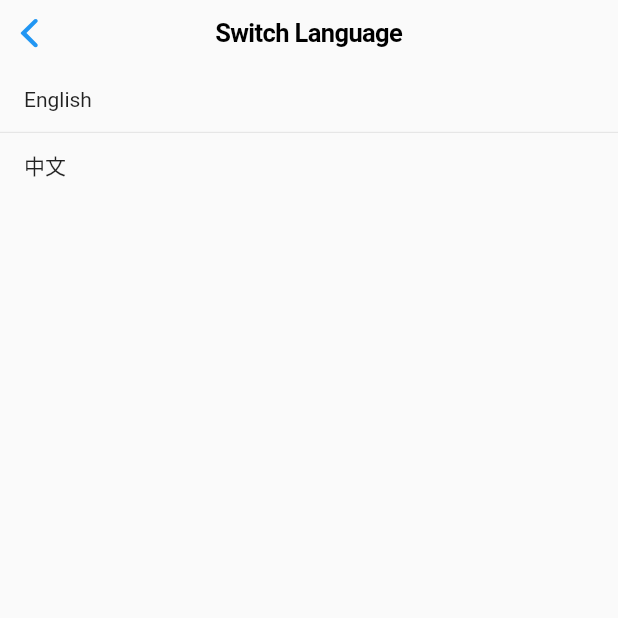
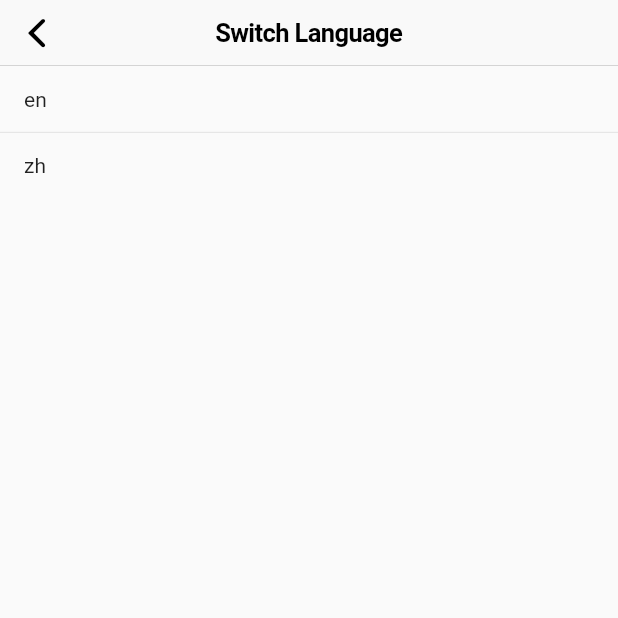
Before and after one commit to AscenX/flutter_mvvm, a Flutter app: the screen it shows after launch, after a tap on "Intl", after a tap on "Switch Language", on a phone screen of 412 x 824 dp, the top half of it. Run offline on Flutter 3.47's test engine with Material 2 defaults, Android fonts, the phone set to English and light mode, and no system bars; our stand-ins replace after_layout, dio, easy_refresh, rxdart; missing offline and left inert: rx_command; generated files the repository leaves out were written again.

Commit message:
多语言切换

```diff
--- a/lib/module/common/network/env_manager.dart
+++ b/lib/module/common/network/env_manager.dart
@@ -15,13 +15,13 @@ class EnvManager {
   static get host {
     switch (EnvManager._currentType) {
       case EnvType.dev: {
-        return 'http://localhost:3000/';
+        return 'https://httpbin.org/';
       }
       case EnvType.test: {
-        return 'test';
+        return 'https://httpbin.org/';
       }
       case EnvType.production: {
-        return 'production';
+        return 'https://httpbin.org/';
       }
     }
 
--- a/lib/module/index/index_api.dart
+++ b/lib/module/index/index_api.dart
@@ -11,11 +11,11 @@ class IndexAPI extends BaseAPI {
 
   static IndexAPI listRequest(Map<String, dynamic> params) {
 
-    return IndexAPI(path: 'list', method: HttpMethod.get, params: params);
+    return IndexAPI(path: 'get', method: HttpMethod.get, params: params);
   }
 
   static IndexAPI detailRequest(Map<String, dynamic> params) {
 
-    return IndexAPI(path: 'list', method: HttpMethod.get, params: params);
+    return IndexAPI(path: 'get', method: HttpMethod.get, params: params);
   }
 }
--- a/lib/module/intl/intl_route.dart
+++ b/lib/module/intl/intl_route.dart
@@ -11,18 +11,20 @@ class _IntlState extends State<IntlRoute> {
   @override
   Widget build(BuildContext context) {
 
-    return Padding(
+    return Container(
       padding: EdgeInsets.fromLTRB(20, 32, 20, 20),
       child: Column(
         children: [
-          Text('${S.current.current_lang}:${Localizations.maybeLocaleOf(context).toString()}'),
+          Text('${S.current.current_lang}:${S.current.currentLang}'),
           SizedBox(height: 50),
           OutlinedButton(onPressed: (){
             Navigator.of(context).push(MaterialPageRoute(builder: (ctx){
               return SwitchLangRoute();
             }));
-          }, child: Text(S.current.switch_lang))
+          }, child: Text(S.current.switch_lang)),
+          Text(S.current.test)
         ],
+
       ),
     );
   }
--- a/lib/module/intl/switch_lang_route.dart
+++ b/lib/module/intl/switch_lang_route.dart
@@ -4,25 +4,28 @@ import 'package:flutter_mvvm/generated/l10n.dart';
 import 'package:flutter_mvvm/module/common/EventBus.dart';
 
 class _SwitchLangState extends State<SwitchLangRoute> {
-  String currentLang = 'En';
-  List allLangs = ['English', '中文'];
+
 
   @override
   Widget build(BuildContext context) {
 
-    String title = S.current.switch_lang;
-
-    return CupertinoPageScaffold(
-      navigationBar: CupertinoNavigationBar(
+    return Scaffold(
+        appBar: CupertinoNavigationBar(
           middle: Text(S.current.switch_lang),
+          leading: CupertinoNavigationBarBackButton(
+              color: Colors.black,
+              onPressed: () {
+                Navigator.of(context).pop();
+              }),
+          padding: const EdgeInsetsDirectional.only(start: 5),
         ),
-        child: Container(
+        body: Container(
           child: ListView.separated(
             itemBuilder: (ctx, idx) {
               return Material(
                 child: Ink(
                   child: InkWell(
-                    onTap: (){
+                    onTap: () {
                       if (idx == 0) {
                         S.delegate.load(const Locale('en'));
                       } else {
@@ -37,14 +40,14 @@ class _SwitchLangState extends State<SwitchLangRoute> {
                       height: 44.0,
                       padding: const EdgeInsets.only(left: 16),
                       alignment: Alignment.centerLeft,
-                      child: Text(allLangs[idx]),
+                      child: Text(S.delegate.supportedLocales[idx].languageCode),
                     ),
                   ),
                 ),
               );
             },
             separatorBuilder: (ctx, idx) => const Divider(height: 0.5),
-            itemCount: allLangs.length,
+            itemCount: S.delegate.supportedLocales.length,
           ),
         ));
   }
```
Also changed, not shown: lib/l10n/intl_en.arb (+7 -1 lines), lib/l10n/intl_zh.arb (+7 -1 lines).
